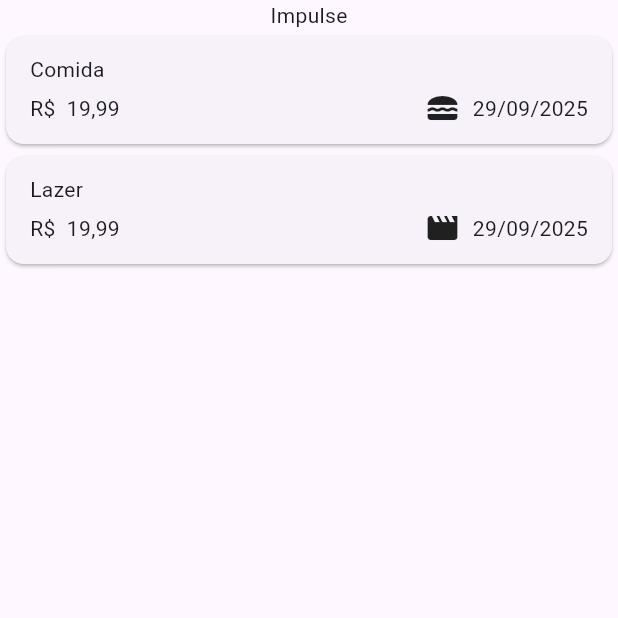
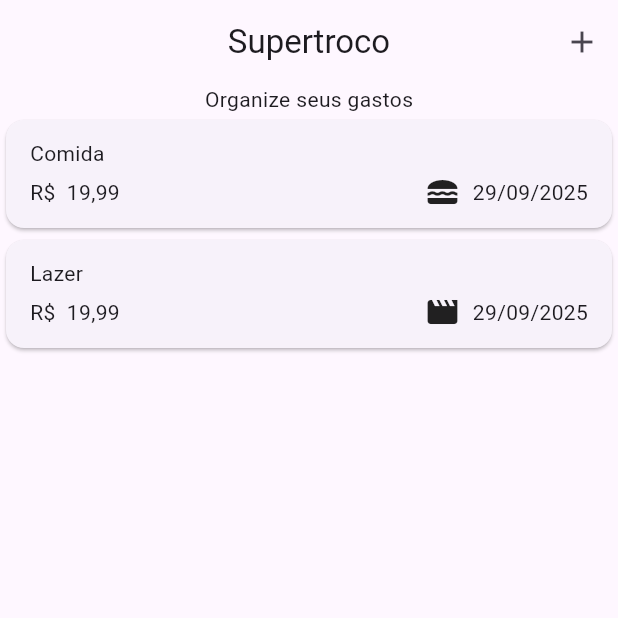
Before and after one commit to Afonso247/impulse, a Flutter app: the screen it shows after launch, on a phone screen of 412 x 824 dp, the top half of it. Run offline on Flutter 3.47's test engine with Material 3 defaults, Android fonts, the phone set to English and light mode, and no system bars.

Commit message:
feat: add AppBar

```diff
--- a/lib/impulse.dart
+++ b/lib/impulse.dart
@@ -29,9 +29,19 @@ class _ImpulseState extends State<Impulse> {
   @override
   Widget build(BuildContext context) {
     return Scaffold(
+      appBar: AppBar(
+        title: const Text('Supertroco'),
+        centerTitle: true,
+        actions: [
+          IconButton(
+            icon: const Icon(Icons.add),
+            onPressed: () {},
+          ),
+        ],
+      ),
       body: Column(
         children: [
-          Text('Impulse'),
+          Text('Organize seus gastos'),
           Expanded(child: ExpensesList(expenses: _registeredExpenses)),
         ],
       ),
```
